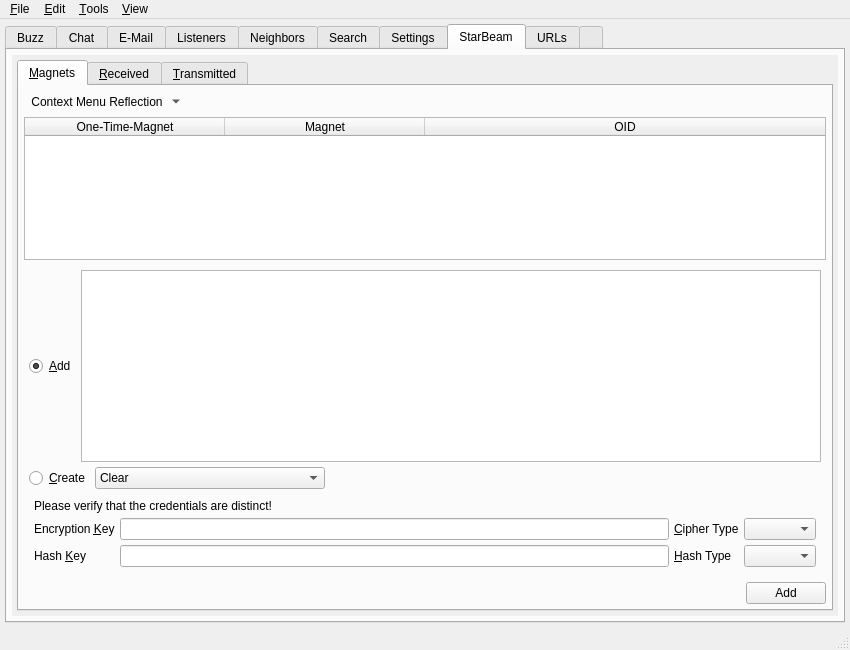
First picture: the form in branches/trunk/UI/spot-on-controlcenter.ui, repository textbrowser/spot-on, before the edit.
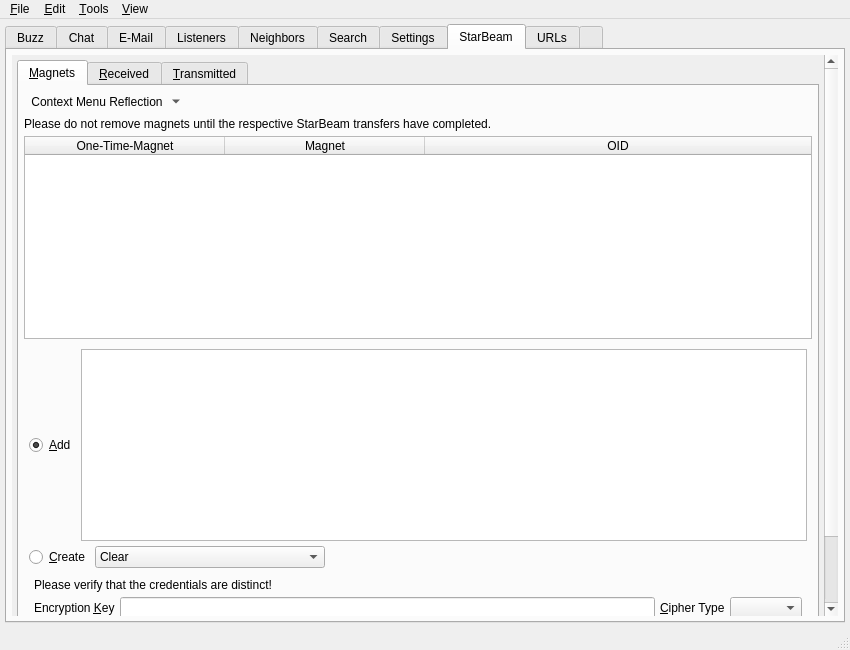
Second picture: the form after the edit. The open tabs and pages were chosen to show the change. Icons and pictures are not drawn. Custom widgets are drawn as their Qt base class.

Commit message: Ultra StarBeams appear healthy.

Patch:
```diff
--- a/branches/trunk/UI/spot-on-controlcenter.ui
+++ b/branches/trunk/UI/spot-on-controlcenter.ui
@@ -6472,7 +6472,7 @@
              <x>0</x>
              <y>0</y>
              <width>806</width>
-             <height>601</height>
+             <height>716</height>
             </rect>
            </property>
            <layout class="QVBoxLayout" name="verticalLayout_43">
@@ -6538,6 +6538,16 @@
                   </item>
                  </layout>
                 </item>
+                <item>
+                 <widget class="QLabel" name="label_95">
+                  <property name="text">
+                   <string>Please do not remove magnets until the respective StarBeam transfers have completed.</string>
+                  </property>
+                  <property name="wordWrap">
+                   <bool>true</bool>
+                  </property>
+                 </widget>
+                </item>
                 <item>
                  <widget class="QTableWidget" name="etpMagnets">
                   <property name="alternatingRowColors">
```
Left out of the diff: 44 changed lines with no effect on the pictures. The commit also changes 3 other files.
